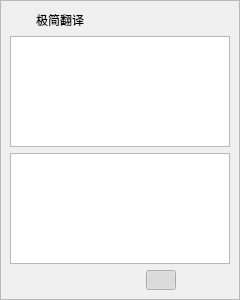
yjmthu/Neobox, file src/translater.ui: the form before one commit.
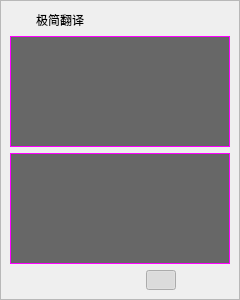
The form after the commit. Icons and pictures are not drawn.

```diff
--- a/src/translater.ui
+++ b/src/translater.ui
@@ -108,7 +108,12 @@
          <string/>
         </property>
         <property name="styleSheet">
-         <string notr="true"/>
+         <string notr="true">QPlainTextEdit {
+    background-color: rgba(8, 8, 8, 150);
+    color: #ffff00;
+        border: 1px solid #ff00ff
+}
+</string>
         </property>
         <property name="plainText">
          <string/>
@@ -124,7 +129,12 @@
          <string/>
         </property>
         <property name="styleSheet">
-         <string notr="true"/>
+         <string notr="true">QPlainTextEdit {
+    background-color: rgba(8, 8, 8, 150);
+    color: #00ffff;
+    border: 1px solid #ff00ff
+}
+</string>
         </property>
         <property name="readOnly">
          <bool>false</bool>
```
Left out of the diff: 6 changed lines with no effect on the pictures.
